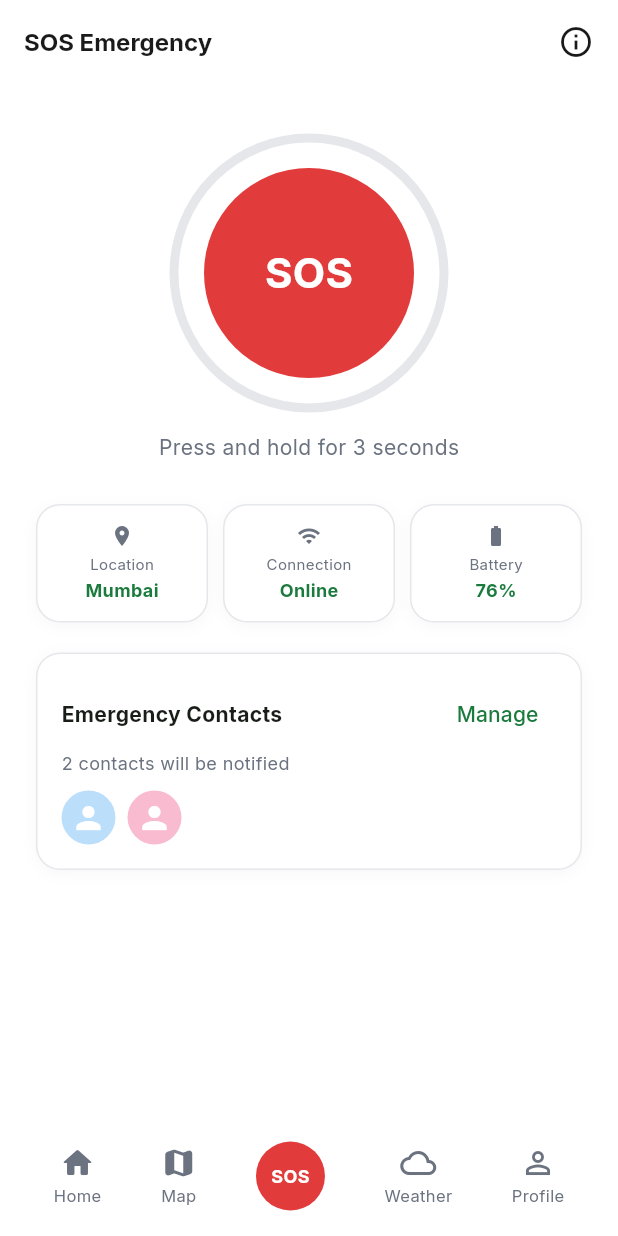
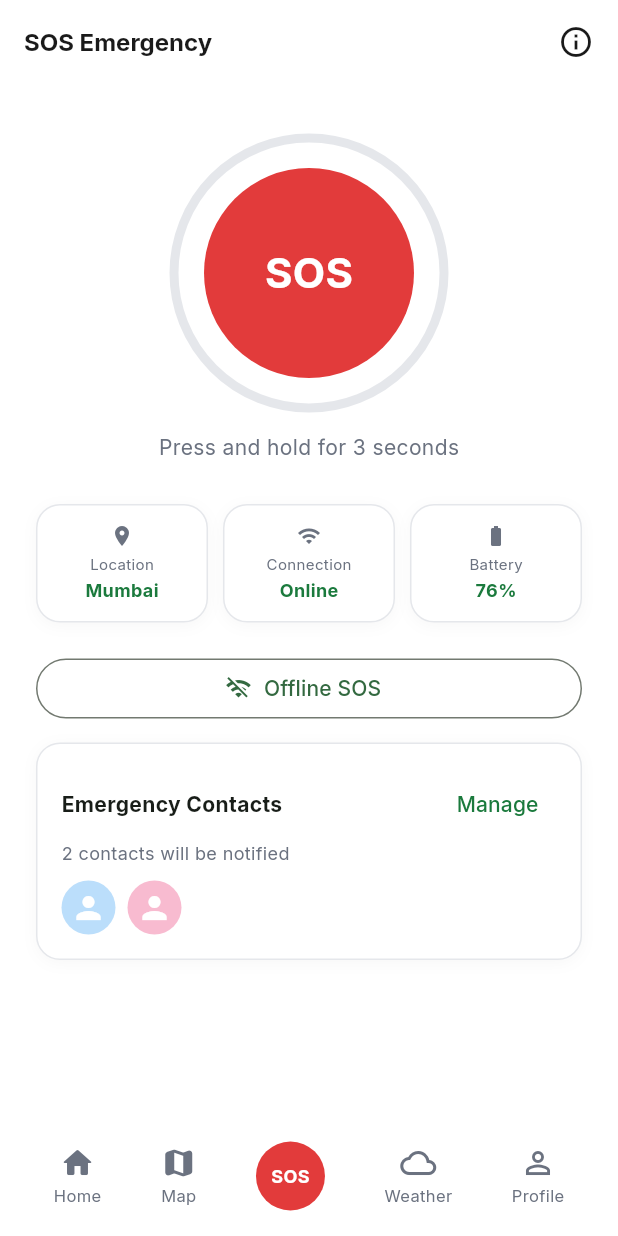
Before and after one commit to vanshikathakur-ctrl/Trekcure, a Flutter app: the SosEmergencyScreen screen opened directly, on a phone screen of 412 x 824 dp. Run offline on Flutter 3.47's test engine with Material 3 defaults, Android fonts, the phone set to English and light mode, and no system bars; our stand-ins replace flutter_map, geolocator, google_fonts, latlong2, supabase_flutter; missing offline and left inert: flutter_map_heatmap; accounts and stored records are empty.

Commit message:
Add offline SOS navigation

```diff
--- a/lib/screens/notifications_screen.dart
+++ b/lib/screens/notifications_screen.dart
@@ -25,8 +25,10 @@ class _NotificationsScreenState extends State<NotificationsScreen> {
   }
 
   void _listenForSos() {
+  debugPrint('STARTING SOS REALTIME LISTENER...');
+
   _channel = _supabase
-        .channel('sos-alerts')
+      .channel('sos-alerts-${DateTime.now().millisecondsSinceEpoch}')
       .onPostgresChanges(
         event: PostgresChangeEvent.insert,
         schema: 'public',
@@ -53,7 +55,13 @@ class _NotificationsScreenState extends State<NotificationsScreen> {
           _showSosDialog();
         },
       )
-        .subscribe();
+      .subscribe((status, error) {
+        debugPrint('SOS REALTIME STATUS: $status');
+
+        if (error != null) {
+          debugPrint('SOS REALTIME ERROR: $error');
+        }
+      });
 }
 
   void _showSosDialog() {
--- a/lib/screens/sos_emergency_screen.dart
+++ b/lib/screens/sos_emergency_screen.dart
@@ -6,6 +6,7 @@ import 'package:supabase_flutter/supabase_flutter.dart';
 import '../theme/app_theme.dart';
 import '../widgets/bottom_nav.dart';
 import 'sos_activated_screen.dart';
+import 'offline_sos_screen.dart';
 
 class SosEmergencyScreen extends StatefulWidget {
   const SosEmergencyScreen({super.key});
@@ -258,6 +259,24 @@ debugPrint('INSERTING SOS INTO SUPABASE...');
               ],
             ),
             const SizedBox(height: 20),
+
+SizedBox(
+  width: double.infinity,
+  child: OutlinedButton.icon(
+    onPressed: () {
+      Navigator.push(
+        context,
+        MaterialPageRoute(
+          builder: (_) => const OfflineSosScreen(),
+        ),
+      );
+    },
+    icon: const Icon(Icons.wifi_off),
+    label: const Text('Offline SOS'),
+  ),
+),
+
+const SizedBox(height: 12),
             AppCard(
               child: Column(
                 crossAxisAlignment: CrossAxisAlignment.start,
```
Lines whose indentation alone changed are shown as unchanged.
